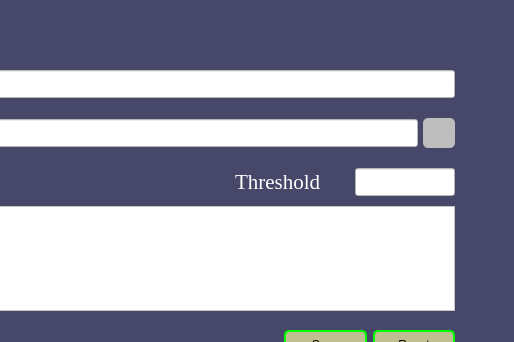
Old version of the form form_stream.ui in the repository HoangLT2603/traffic-count-vehicle; both pictures show x 266 to 780 and y 0 to 342 of the 780 by 900 pixel window.
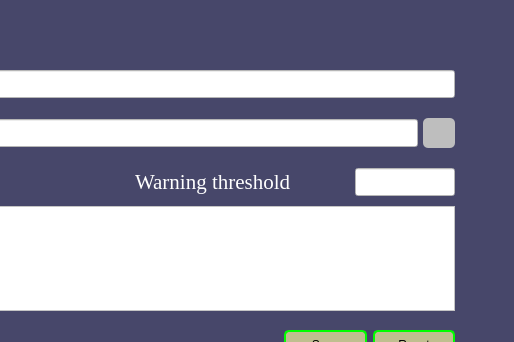
New version of the form. Icons and pictures are not drawn.

Patch:
```diff
--- a/form_stream.ui
+++ b/form_stream.ui
@@ -309,7 +309,7 @@
          </property>
          <property name="maximumSize">
           <size>
-           <width>110</width>
+           <width>210</width>
            <height>16777215</height>
           </size>
          </property>
@@ -326,7 +326,7 @@
           <string notr="true">color: rgb(255, 255, 255);</string>
          </property>
          <property name="text">
-          <string>Threshold</string>
+          <string>Warning threshold</string>
          </property>
         </widget>
        </item>
```
